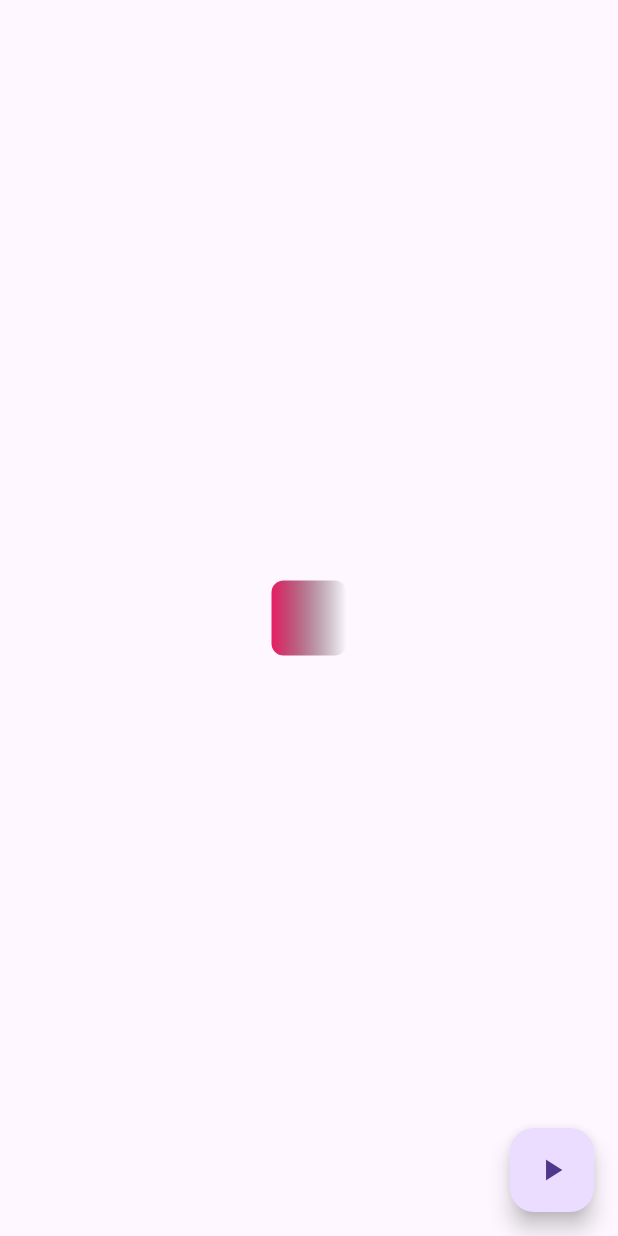
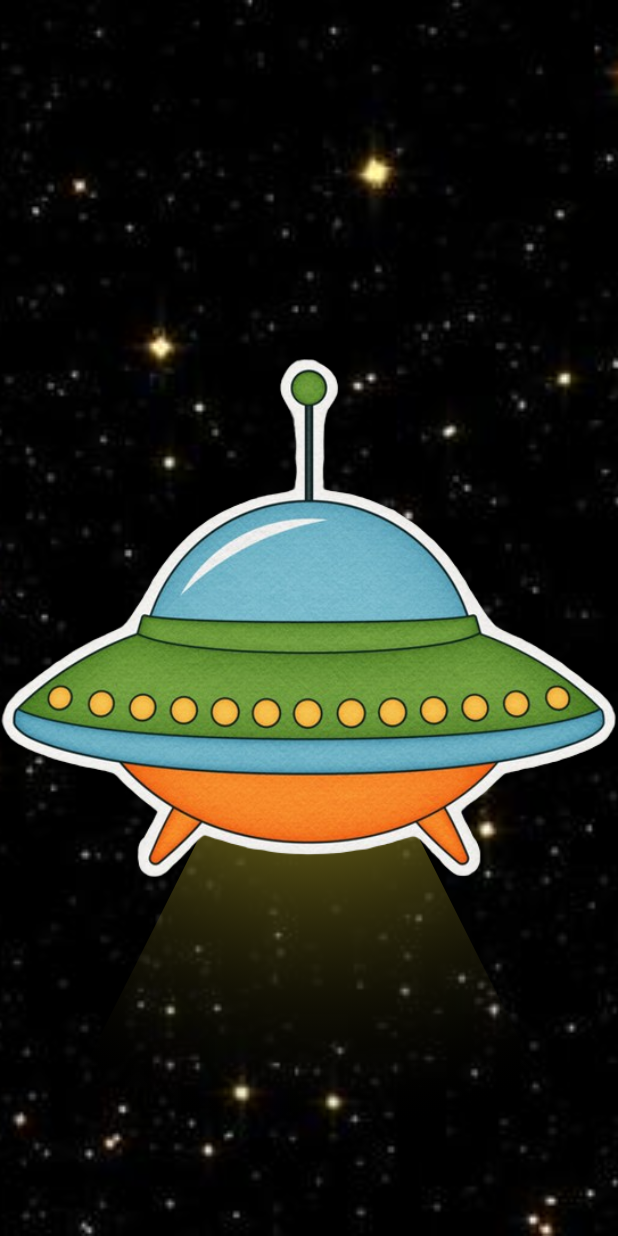
Before and after one commit to avni-7span/animation_demo, a Flutter app: the screen it shows after launch, on a phone screen of 412 x 824 dp. Run offline on Flutter 3.47's test engine with Material 3 defaults, Android fonts, the phone set to English and light mode, and no system bars.

Commit message:
animated builder

```diff
--- /dev/null
+++ b/lib/animated-builder-ufo/animated_builder_demo.dart
@@ -0,0 +1,96 @@
+import 'package:flutter/material.dart';
+
+class AnimatedBuilderDemo extends StatefulWidget {
+  const AnimatedBuilderDemo({super.key});
+
+  @override
+  State<AnimatedBuilderDemo> createState() => _AnimatedBuilderDemoState();
+}
+
+class _AnimatedBuilderDemoState extends State<AnimatedBuilderDemo>
+    with SingleTickerProviderStateMixin {
+  /// By default, an AnimationController linearly produces values that range
+  /// from 0.0 to 1.0, during a given duration.(60 values per second)
+
+  late AnimationController _animationController;
+
+  @override
+  void initState() {
+    super.initState();
+    _animationController =
+        AnimationController(duration: Duration(seconds: 5), vsync: this)
+          ..repeat();
+  }
+
+  @override
+  void dispose() {
+    _animationController.dispose();
+    super.dispose();
+  }
+
+  @override
+  Widget build(BuildContext context) {
+    double height = MediaQuery.of(context).size.height;
+    double width = MediaQuery.of(context).size.width;
+    return Scaffold(
+      body: Stack(
+        children: [
+          SizedBox(
+            height: height,
+            width: width,
+            child: Image.asset(
+              'assets/galaxxy.jpg',
+              fit: BoxFit.cover,
+            ),
+          ),
+          AnimatedBuilder(
+            animation: _animationController,
+            builder: (BuildContext context, Widget? child) {
+              return ClipPath(
+                clipper: BeamClipper(),
+                child: Container(
+                  decoration: BoxDecoration(
+                    gradient: RadialGradient(
+                        radius: 1.5,
+                        colors: [Colors.yellow, Colors.transparent],
+                        stops: [0, _animationController.value]),
+                  ),
+                ),
+              );
+            },
+          ),
+          Align(
+            alignment: Alignment.center,
+            child: Image.asset(
+              'assets/ufo-removebg-preview.png',
+            ),
+          ),
+        ],
+      ),
+    );
+  }
+}
+
+class BeamClipper extends CustomClipper<Path> {
+  @override
+  Path getClip(Size size) {
+    return Path()
+      ..lineTo(size.width / 2, size.height / 2)
+      ..lineTo(size.width, size.height)
+      ..lineTo(0, size.height)
+      ..lineTo(size.width / 2, size.height / 2)
+      ..close();
+  }
+
+  @override
+  bool shouldReclip(covariant CustomClipper<Path> oldClipper) => false;
+}
+
+class BeamTransition extends StatelessWidget {
+  const BeamTransition({super.key});
+
+  @override
+  Widget build(BuildContext context) {
+    return const Placeholder();
+  }
+}
--- a/lib/main.dart
+++ b/lib/main.dart
@@ -1,4 +1,4 @@
-import 'package:animation_demo/animated_container_demo.dart';
+import 'package:animation_demo/animated-builder-ufo/animated_builder_demo.dart';
 import 'package:flutter/material.dart';
 
 void main() {
@@ -11,7 +11,7 @@ class App extends StatelessWidget {
   @override
   Widget build(BuildContext context) {
     return const MaterialApp(
-      home: AnimatedContainerDemo(),
+      home: AnimatedBuilderDemo(),
       debugShowCheckedModeBanner: false,
     );
   }
```
Also changed, not shown: lib/animation_controller_galaxy/animation_controller_demo.dart (added, +60 -0 lines), lib/tween-animation_builder/tween_animation_demo.dart (added, +26 -0 lines), assets/galaxxy.jpg (added), assets/galaxy.webp (added), assets/star.jpeg (deleted), assets/sun_image.jpeg (added), assets/ufo-removebg-preview.png (added), assets/ufo.jpg (added), lib/animated-container/animated_container_demo.dart (renamed from lib/animated_container_demo.dart).
